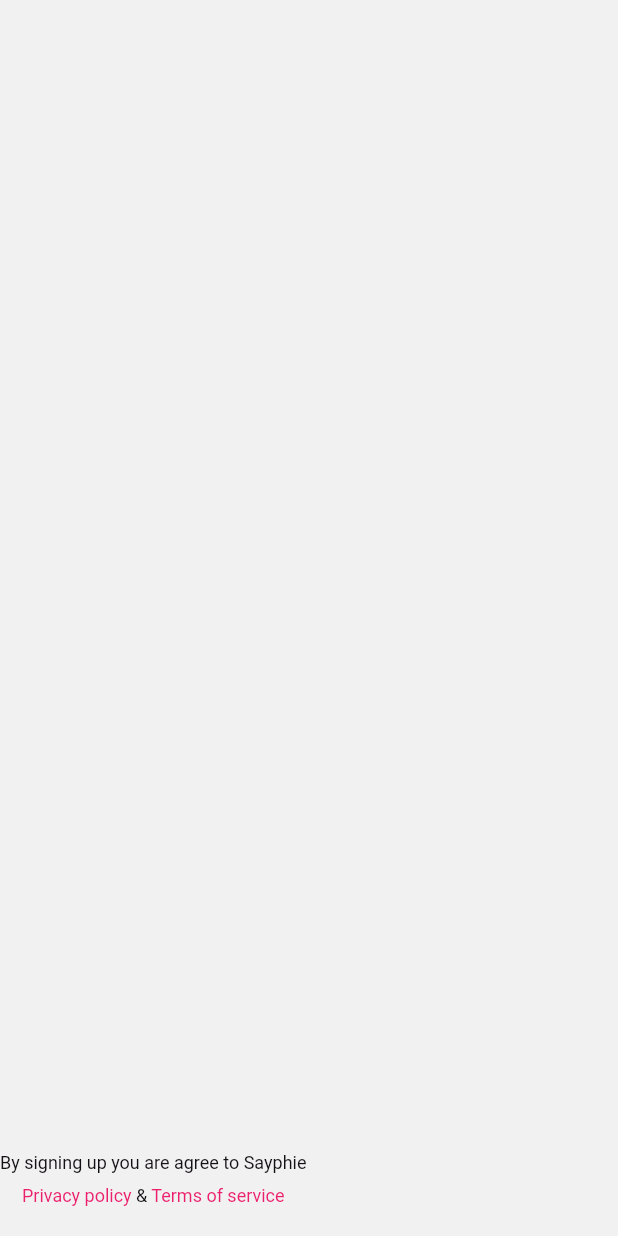
After one commit to Sadypk/Sayphi, a Flutter app: the screen it shows after launch, after a tap on "Sign up", on a phone screen of 412 x 824 dp. The commit adds this screen. Run offline on Flutter 3.47's test engine with Material 2 defaults, Android fonts, the phone set to English and light mode, and no system bars; our stand-ins replace flutter_dotenv, get, google_sign_in; missing offline and left inert: flutter_facebook_auth.

Commit message:
02 started

```diff
--- a/lib/01_getStarted.dart
+++ b/lib/01_getStarted.dart
@@ -1,14 +1,11 @@
 import 'package:flutter/material.dart';
-import 'package:flutter_spinkit/flutter_spinkit.dart';
-import 'package:flutter_svg/flutter_svg.dart';
 import 'package:get/get.dart';
-import 'package:sayphi/authentication/view/loginScreen.dart';
+import 'package:sayphi/authentication/view/02_SignUpScreen.dart';
 import 'package:sayphi/mainApp/components/mainButton.dart';
 import 'package:sayphi/mainApp/resources/appColor.dart';
 import 'package:sayphi/mainApp/resources/appImages.dart';
 import 'package:sayphi/mainApp/resources/fontStyle.dart';
 import 'package:sayphi/mainApp/resources/stringResources.dart';
-import 'package:sayphi/mainApp/resources/svgResource.dart';
 
 class GetStartedScreen extends StatefulWidget {
   @override
@@ -31,6 +28,7 @@ class _GetStartedScreenState extends State<GetStartedScreen> {
       body: Column(
         children: [
           SizedBox(height: 52),
+          /// TITLE IMAGE
           Padding(
             padding: const EdgeInsets.only(left: 20,right: 10),
             child: AspectRatio(
@@ -39,12 +37,14 @@ class _GetStartedScreenState extends State<GetStartedScreen> {
             ),
           ),
           SizedBox(height: 32),
+
+          /// WELCOME TEXTS
           Text(
             Strings.GetStartedScreen_Welcome,
             style: TextStyle(
               fontSize: 24,
               letterSpacing: 2,
-              fontFamily: FontStyle.FONT_LIGHT,
+              fontFamily: CFontFamily.FONT_LIGHT,
 
             ),
           ),
@@ -54,14 +54,19 @@ class _GetStartedScreenState extends State<GetStartedScreen> {
             style: TextStyle(
               fontSize: 44,
               letterSpacing: 1.3,
-              fontFamily: FontStyle.FONT_MEDIUM,
+              fontFamily: CFontFamily.FONT_MEDIUM,
 
             ),
           ),
+
           SizedBox(height: 32),
+          /// GO TO SIGN UP PAGE BTN
           Padding(
             padding: const EdgeInsets.symmetric(horizontal: 20),
             child: MainButton(
+              onPress: (){
+                Get.to(()=>SignUpScreen());
+              },
               label: Strings.GetStartedScreen_Btn_SignUp,
             ),
           ),
@@ -69,37 +74,37 @@ class _GetStartedScreenState extends State<GetStartedScreen> {
           Padding(
             padding: const EdgeInsets.symmetric(vertical: 24),
             child: Text(
-              Strings.GetStartedScreen_Or,
+              Strings.Or,
               style: TextStyle(
                 color: AppColor.TEXT_COLOR.withOpacity(.5),
                 fontSize: 18,
-                fontFamily: FontStyle.FONT_REGULAR
+                fontFamily: CFontFamily.FONT_REGULAR
               ),
             ),
           ),
-
+          /// LOGIN
           RichText(
             text: TextSpan(
-              text: Strings.GetStartedScreen_LoginPrefix,
+              text: Strings.AlreadyHaveAcc,
               style: TextStyle(
                 fontSize: 16,
-                fontFamily: FontStyle.FONT_REGULAR,
+                fontFamily: CFontFamily.FONT_REGULAR,
                 color: AppColor.TEXT_COLOR
               ),
               children: [
                 TextSpan(
-                  text: Strings.GetStartedScreen_Login,
+                  text: Strings.Login,
                   style: TextStyle(
                     fontSize: 16,
-                    fontFamily: FontStyle.FONT_REGULAR,
+                    fontFamily: CFontFamily.FONT_REGULAR,
                     color: AppColor.PRIMARY
                   )
                 ),
                 TextSpan(
-                  text: Strings.GetStartedScreen_LoginSuffix,
+                  text: Strings.Here,
                   style: TextStyle(
                     fontSize: 16,
-                    fontFamily: FontStyle.FONT_REGULAR,
+                    fontFamily: CFontFamily.FONT_REGULAR,
                     color: AppColor.TEXT_COLOR
                   )
                 )
@@ -107,36 +112,37 @@ class _GetStartedScreenState extends State<GetStartedScreen> {
             ),
           ),
 
+          /// FOOTER
           Spacer(),
           Text(
             Strings.GetStartedScreen_Footer1,
             textAlign: TextAlign.center,
             style: TextStyle(
               fontSize: 12,
-              fontFamily: FontStyle.FONT_REGULAR,
+              fontFamily: CFontFamily.FONT_REGULAR,
             ),
           ),
           SizedBox(height: 8),
           RichText(
             text: TextSpan(
-                text: Strings.GetStartedScreen_Footer2PP,
+                text: Strings.PrivacyPolicy,
                 style: TextStyle(
                     fontSize: 12,
-                    fontFamily: FontStyle.FONT_REGULAR,
+                    fontFamily: CFontFamily.FONT_REGULAR,
                     color: AppColor.PRIMARY
                 ),
                 children: [
                   TextSpan(
-                      text: Strings.GetStartedScreen_Footer,
+                      text: Strings.AND,
                       style: TextStyle(
-                          fontFamily: FontStyle.FONT_REGULAR,
+                          fontFamily: CFontFamily.FONT_REGULAR,
                           color: AppColor.TEXT_COLOR
                       )
                   ),
                   TextSpan(
-                      text: Strings.GetStartedScreen_Footer2ToS,
+                      text: Strings.ToS,
                       style: TextStyle(
-                          fontFamily: FontStyle.FONT_REGULAR,
+                          fontFamily: CFontFamily.FONT_REGULAR,
                       )
                   )
                 ]
--- a/lib/app.dart
+++ b/lib/app.dart
@@ -16,7 +16,7 @@ class App extends StatelessWidget {
           displayColor: AppColor.TEXT_COLOR,
         ),
         scaffoldBackgroundColor: AppColor.SCAFFOLD_BACKGROUND,
-        fontFamily: FontStyle.FONT_LIGHT
+        fontFamily: CFontFamily.FONT_LIGHT
       ),
       home: GetStartedScreen(),
     );
--- /dev/null
+++ b/lib/authentication/view/02_SignUpScreen.dart
@@ -0,0 +1,54 @@
+import 'package:flutter/material.dart';
+import 'package:sayphi/mainApp/resources/appColor.dart';
+import 'package:sayphi/mainApp/resources/fontStyle.dart';
+import 'package:sayphi/mainApp/resources/stringResources.dart';
+
+class SignUpScreen extends StatelessWidget {
+  @override
+  Widget build(BuildContext context) {
+    return Scaffold(
+      body: Column(
+        children: [
+
+          /// FOOTER
+          Spacer(),
+          Text(
+            Strings.SignUpScreen_Footer,
+            textAlign: TextAlign.center,
+            style: TextStyle(
+              fontSize: 12,
+              fontFamily: CFontFamily.FONT_REGULAR,
+            ),
+          ),
+          SizedBox(height: 8),
+          RichText(
+            text: TextSpan(
+                text: Strings.PrivacyPolicy,
+                style: TextStyle(
+                    fontSize: 12,
+                    fontFamily: CFontFamily.FONT_REGULAR,
+                    color: AppColor.PRIMARY
+                ),
+                children: [
+                  TextSpan(
+                      text: Strings.AND,
+                      style: TextStyle(
+                          fontFamily: CFontFamily.FONT_REGULAR,
+                          color: AppColor.TEXT_COLOR
+                      )
+                  ),
+                  TextSpan(
+                      text: Strings.ToS,
+                      style: TextStyle(
+                        fontFamily: CFontFamily.FONT_REGULAR,
+                      )
+                  )
+                ]
+            ),
+          ),
+          SizedBox(height: 20)
+        ],
+      ),
+    );
+  }
+}
--- a/lib/mainApp/components/mainButton.dart
+++ b/lib/mainApp/components/mainButton.dart
@@ -4,11 +4,15 @@ import 'package:sayphi/mainApp/resources/fontStyle.dart';
 
 class MainButton extends StatelessWidget {
   final String label;
-  const MainButton({Key? key,required this.label}) : super(key: key);
+  final VoidCallback onPress;
+  const MainButton({Key? key,required this.onPress,required this.label}) : super(key: key);
 
   @override
   Widget build(BuildContext context) {
-    return Container(
+    return InkWell(
+      onTap: onPress,
+      borderRadius: BorderRadius.circular(8),
+      child: Container(
         width: double.infinity,
         height: 50,
         decoration: BoxDecoration(
@@ -27,8 +31,9 @@ class MainButton extends StatelessWidget {
             label,
             style: TextStyle(
               fontSize: 22,
-            fontFamily: FontStyle.FONT_REGULAR,
+              fontFamily: CFontFamily.FONT_REGULAR,
               color: Colors.white
+            ),
           ),
         ),
       ),
--- a/lib/mainApp/resources/fontStyle.dart
+++ b/lib/mainApp/resources/fontStyle.dart
@@ -1,4 +1,4 @@
-class FontStyle{
+class CFontFamily{
   static const FONT_THIN = 'THIN';
   static const FONT_LIGHT = 'LIGHT';
   static const FONT_REGULAR = 'REGULAR';
--- a/lib/mainApp/resources/stringResources.dart
+++ b/lib/mainApp/resources/stringResources.dart
@@ -1,16 +1,23 @@
 class Strings{
 
+  static const APP_NAME = 'Sayphi';
 
-  static const APP_NAME = 'Sayphi';
   static const GetStartedScreen_Welcome = 'Welcome to';
   static const GetStartedScreen_Btn_SignUp = 'Sign up';
-  static const GetStartedScreen_Or = 'OR';
-  static const GetStartedScreen_LoginPrefix = 'Already have an account';
-  static const GetStartedScreen_Login = ' Login ';
-  static const GetStartedScreen_LoginSuffix = 'here';
   static const GetStartedScreen_Footer1 = 'We never post your data on Facebook\nwithout your permission';
-  static const GetStartedScreen_Footer2PP = 'Privacy policy';
-  static const GetStartedScreen_Footer = ' & ';
-  static const GetStartedScreen_Footer2ToS = 'Terms of service';
 
+  static const SignUpScreen_Title = 'Sign up with';
+  static const SignUpScreen_BtnFb = 'Continue with Facebook';
+  static const SignUpScreen_BtnGoogle = 'Continue with Google';
+  static const SignUpScreen_BtnSnapChat = 'Continue with SnapChat';
+  static const SignUpScreen_BtnMobile = 'Continue with Phone Number';
+  static const SignUpScreen_Footer = 'By signing up you are agree to Sayphie';
+
+  static const AlreadyHaveAcc = 'Already have an account';
+  static const Login = ' Login ';
+  static const Here = 'here';
+  static const Or = 'OR';
+  static const PrivacyPolicy = 'Privacy policy';
+  static const AND = ' & ';
+  static const ToS = 'Terms of service';
 }
```
Lines whose indentation alone changed are shown as unchanged.
